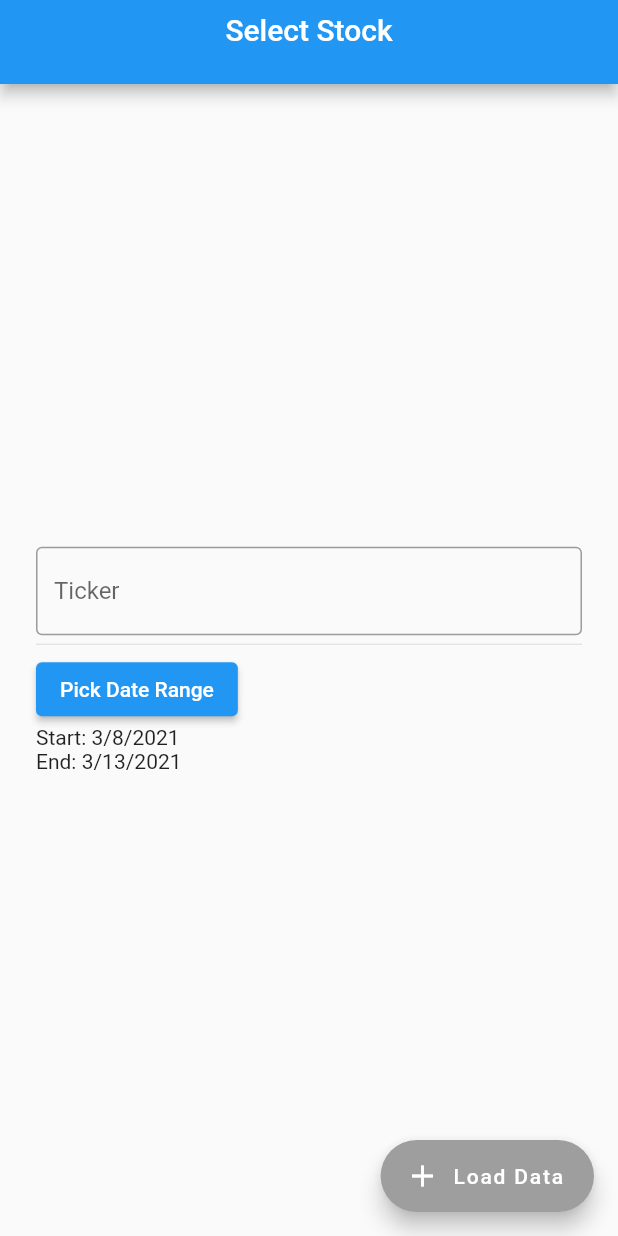
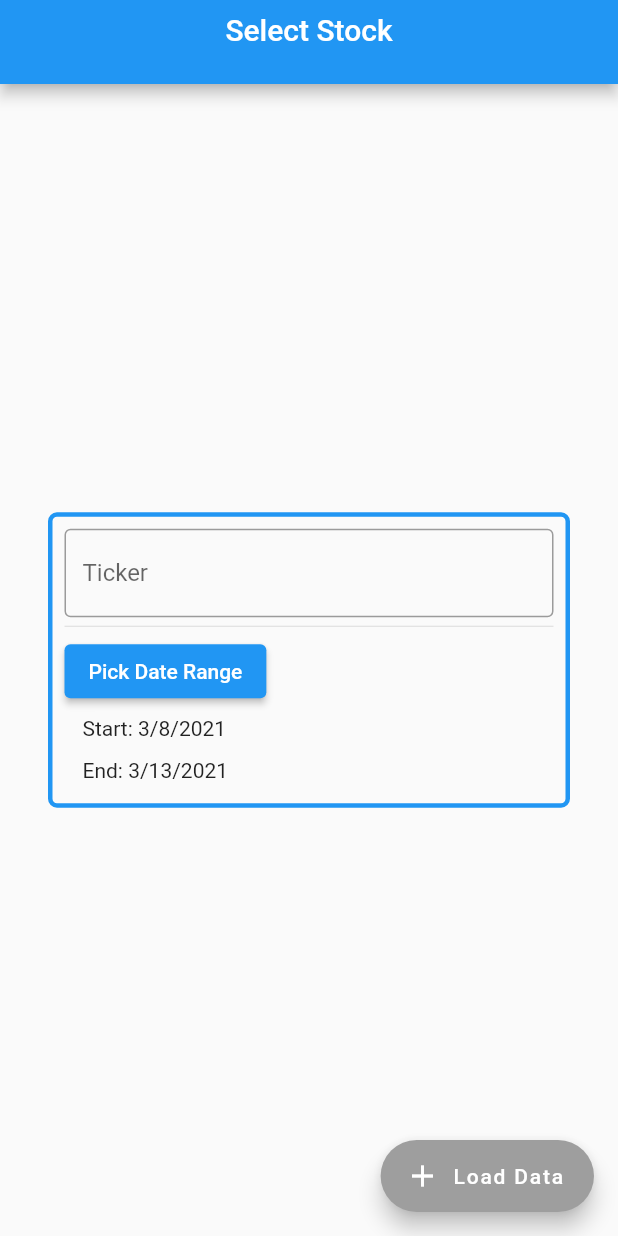
Before and after one commit to TudorMaxim/FinancialSystemsCoursework, a Flutter app: the screen it shows after launch, on a phone screen of 412 x 824 dp. Run offline on Flutter 3.47's test engine with Material 2 defaults, Android fonts, the phone set to English and light mode, and no system bars; drawn by our look-alikes of flutter_typeahead; our stand-ins replace connectivity, csv, syncfusion_flutter_datepicker.

Commit message:
Simple Styling

```diff
--- a/lib/repository/TickerManager.dart
+++ b/lib/repository/TickerManager.dart
@@ -15,8 +15,10 @@ class TickerManager {
   }
 
   List<String> _flattenTickers(List<List<dynamic>> tickers) {
+    // tickers is of the form [[A], [B]m [C] ...]
     if (tickers.first.length == 1) {
       return tickers.map((l) => _processTicker(l.first.toString())).toList();
+      // tickers is of the form [[A, B, C, ...]]
     } else {
       return tickers.first.map((s) => _processTicker(s)).toList();
     }
--- a/lib/screens/MainScreen.dart
+++ b/lib/screens/MainScreen.dart
@@ -85,6 +85,21 @@ class MainScreenState extends AppBaseState<MainScreen> {
       ),
       body: Padding(
         padding: const EdgeInsets.all(24.0),
+        child: Container(
+          child: Padding(
+            padding: const EdgeInsets.all(8.0),
+            child: Center(
+              child: Wrap(
+                children: [
+                  Container(
+                    decoration: BoxDecoration(
+                        border: Border.all(
+                          color: Theme.of(context).primaryColor,
+                          width: 3.0,
+                        ),
+                        borderRadius: BorderRadius.circular(6.0)),
+                    child: Padding(
+                      padding: const EdgeInsets.all(8.0),
                       child: Column(
                         children: [
                           TickerSelectForm(_handleTickerSubmit),
@@ -95,6 +110,13 @@ class MainScreenState extends AppBaseState<MainScreen> {
                         ],
                         mainAxisAlignment: MainAxisAlignment.center,
                         crossAxisAlignment: CrossAxisAlignment.start,
+                      ),
+                    ),
+                  ),
+                ],
+              ),
+            ),
+          ),
         ),
       ),
       floatingActionButton: FloatingActionButton.extended(
@@ -257,10 +279,23 @@ class _DateRangeSelectorState extends State<DateRangeSelector> {
             onPressed: () => _onShowDialog(context),
             child: Text('Pick Date Range'),
           ),
-          Text('Start: ${DateFormat.yMd().format(_dates.first)}'),
-          Text('End: ${DateFormat.yMd().format(_dates.last)}')
+          VerticalDivider(
+            width: 12.0,
+          ),
+          Padding(
+            padding:
+                const EdgeInsets.symmetric(horizontal: 12.0, vertical: 6.0),
+            child: Text('Start: ${DateFormat.yMd().format(_dates.first)}'),
+          ),
+          VerticalDivider(
+            width: 12.0,
+          ),
+          Padding(
+            padding:
+                const EdgeInsets.symmetric(horizontal: 12.0, vertical: 6.0),
+            child: Text('End: ${DateFormat.yMd().format(_dates.last)}'),
+          )
         ],
-        mainAxisAlignment: MainAxisAlignment.spaceEvenly,
         crossAxisAlignment: CrossAxisAlignment.start,
       ),
     );
```
Lines whose indentation alone changed are shown as unchanged.
